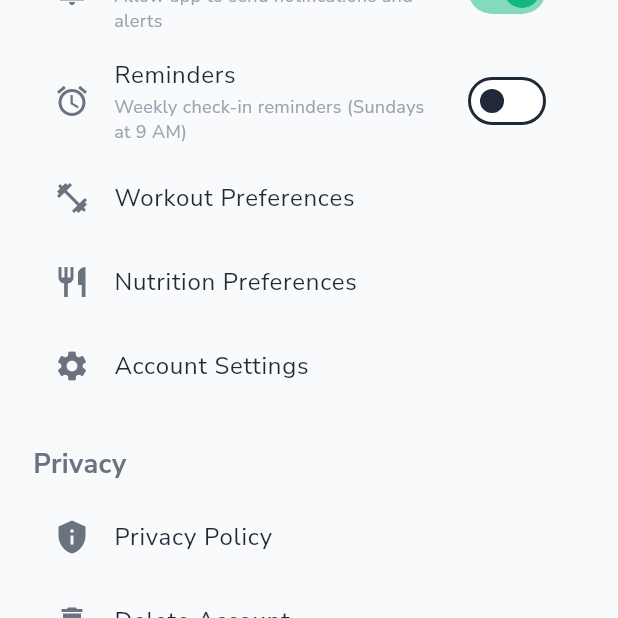
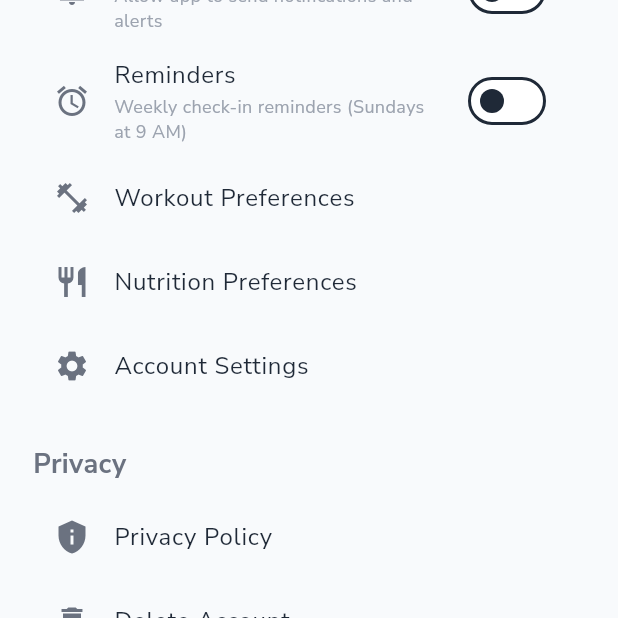
Before and after one commit to mahmoudal99/moctarnutrition, a Flutter app: the ProfileScreen screen opened directly, scrolled down 395 dp, after a tap on "Notifications", on a phone screen of 412 x 824 dp, the top half of it. Run offline on Flutter 3.47's test engine with Material 3 defaults, Android fonts, the phone set to English and light mode, and no system bars; our stand-ins replace cached_network_image, cloud_firestore, firebase_auth, firebase_core, firebase_storage, fl_chart and 14 more; missing offline and left inert: flutter_floating_bottom_bar; accounts and stored records are empty; project files that could hold a hidden picture were left out.

Commit message:
Fix toggles and logs

```diff
--- a/lib/core/constants/app_constants.dart
+++ b/lib/core/constants/app_constants.dart
@@ -1,5 +1,6 @@
 import 'package:flutter/material.dart';
 import 'package:google_fonts/google_fonts.dart';
+import 'package:logger/logger.dart';
 
 class AppConstants {
   // App Colors
@@ -147,3 +148,19 @@ class AppTextStyles {
     color: AppConstants.surfaceColor,
   );
 }
+
+/// Centralized logger configuration to fix ANSI escape codes
+class AppLogger {
+  static Logger get instance {
+    return Logger(
+      printer: PrettyPrinter(
+        methodCount: 0, // Number of method calls to be displayed
+        errorMethodCount: 8, // Number of method calls if stacktrace is provided
+        lineLength: 120, // Width of the output
+        colors: false, // Disable colors to avoid ANSI escape codes
+        printEmojis: true, // Print an emoji for each log message
+        printTime: true, // Should each log print contain a timestamp
+      ),
+    );
+  }
+}
--- a/lib/features/profile/presentation/widgets/notifications_toggle.dart
+++ b/lib/features/profile/presentation/widgets/notifications_toggle.dart
@@ -1,11 +1,9 @@
 import 'package:flutter/material.dart';
 import 'package:flutter/services.dart';
-import 'package:logger/logger.dart';
-import 'package:shared_preferences/shared_preferences.dart';
 import '../../../../core/constants/app_constants.dart';
 import '../../../../shared/services/notification_service.dart';
 
-/// A toggle widget for managing device notification permissions (device-local only)
+/// A toggle widget for managing device notification permissions
 class NotificationsToggle extends StatefulWidget {
   const NotificationsToggle({super.key});
 
@@ -13,104 +11,25 @@ class NotificationsToggle extends StatefulWidget {
   State<NotificationsToggle> createState() => _NotificationsToggleState();
 }
 
-class _NotificationsToggleState extends State<NotificationsToggle> with WidgetsBindingObserver {
-  static final Logger _logger = Logger();
-  static const String _notificationPrefKey = 'notifications_enabled';
+class _NotificationsToggleState extends State<NotificationsToggle> {
+  static final _logger = AppLogger.instance;
 
   bool _notificationsEnabled = false;
-  bool _isInitialized = false;
-  DateTime? _lastPermissionGrantTime;
+  bool _isLoading = false;
 
   @override
   void initState() {
     super.initState();
-    // Initialize notification service and load saved preference
-    _initializeNotificationState();
-    // Listen for app lifecycle changes
-    WidgetsBinding.instance.addObserver(this);
+    _checkCurrentPermissionStatus();
   }
 
-  @override
-  void dispose() {
-    WidgetsBinding.instance.removeObserver(this);
-    super.dispose();
-  }
-
-  @override
-  void didChangeAppLifecycleState(AppLifecycleState state) {
-    if (state == AppLifecycleState.resumed) {
-      _logger.d('App resumed, current toggle state: $_notificationsEnabled');
-
-      // Don't check permission status if we just granted permission recently
-      // This prevents the permission_handler delay from incorrectly setting toggle to false
-      if (_lastPermissionGrantTime != null) {
-        final timeSinceGrant = DateTime.now().difference(_lastPermissionGrantTime!);
-        if (timeSinceGrant.inSeconds < 5) {
-          _logger.d('Skipping permission check - recently granted permission ${timeSinceGrant.inSeconds}s ago');
-          return;
-        }
-      }
-
-      // Add a small delay to allow system to update permission status
-      Future.delayed(const Duration(milliseconds: 500), () {
-        if (mounted) {
-          _checkCurrentPermissionStatus();
-        }
-      });
-    }
-  }
-
-  /// Initialize notification service and load saved preference
-  Future<void> _initializeNotificationState() async {
-    await NotificationService.initialize();
-    await _loadSavedPreference();
-    if (mounted) {
-      setState(() => _isInitialized = true);
-    }
-  }
-
-  /// Load saved notification preference from SharedPreferences
-  Future<void> _loadSavedPreference() async {
-    try {
-      final prefs = await SharedPreferences.getInstance();
-      final savedValue = prefs.getBool(_notificationPrefKey);
-
-      if (savedValue != null) {
-        _logger.d('Loaded saved notification preference: $savedValue');
-        // Only update if we have a saved preference and it's different from current state
-        if (mounted && savedValue != _notificationsEnabled) {
-          setState(() => _notificationsEnabled = savedValue);
-        }
-      } else {
-        _logger.d('No saved notification preference found, defaulting to false');
-      }
-    } catch (e) {
-      _logger.e('Error loading notification preference: $e');
-    }
-  }
-
-  /// Save notification preference to SharedPreferences
-  Future<void> _savePreference(bool enabled) async {
-    try {
-      final prefs = await SharedPreferences.getInstance();
-      await prefs.setBool(_notificationPrefKey, enabled);
-      _logger.d('Saved notification preference: $enabled');
-    } catch (e) {
-      _logger.e('Error saving notification preference: $e');
-    }
-  }
-
-  /// Check current device notification permission status (only when user interacts)
+  /// Check current device notification permission status
   Future<void> _checkCurrentPermissionStatus() async {
     try {
+      await NotificationService.initialize();
       final isEnabled = await NotificationService.areNotificationsEnabled();
-      _logger.d('Permission check: isEnabled=$isEnabled, currentToggleState=$_notificationsEnabled');
-
-      if (mounted && isEnabled != _notificationsEnabled) {
-        _logger.d('Updating toggle state from $_notificationsEnabled to $isEnabled');
+      if (mounted) {
         setState(() => _notificationsEnabled = isEnabled);
-        // Save the new state
-        await _savePreference(isEnabled);
       }
     } catch (e) {
       _logger.e('Error checking notification permission status: $e');
@@ -131,101 +50,44 @@ class _NotificationsToggleState extends State<NotificationsToggle> with WidgetsB
           color: AppConstants.textTertiary,
         ),
       ),
-      trailing: _isInitialized
-          ? Switch(
-              value: _notificationsEnabled,
-              onChanged: _handleNotificationToggle,
-              activeColor: AppConstants.primaryColor,
-            )
-          : Switch(
-              value: false, // Show as off by default
-              onChanged: null, // Disabled until initialized
-              activeColor: AppConstants.primaryColor,
-            ),
-      onTap: _isInitialized ? () => _handleNotificationToggle(!_notificationsEnabled) : null,
+      trailing: Switch(
+        value: _notificationsEnabled,
+        onChanged: _isLoading ? null : _handleNotificationToggle,
+        activeColor: AppConstants.primaryColor,
+      ),
+      onTap: _isLoading ? null : () => _handleNotificationToggle(!_notificationsEnabled),
     );
   }
 
-  /// Handle the notification toggle change (device-local only)
+  /// Handle the notification toggle change
   Future<void> _handleNotificationToggle(bool enabled) async {
     HapticFeedback.lightImpact();
+
+    setState(() => _isLoading = true);
 
     try {
       if (enabled) {
         // User wants to enable notifications - request permission
-        await _enableNotifications();
+        final permissionResult = await NotificationService.requestNotificationPermission();
+
+        if (permissionResult.isGranted) {
+          setState(() => _notificationsEnabled = true);
+          await NotificationService.showTestNotification();
+        } else {
+          setState(() => _notificationsEnabled = false);
+        }
       } else {
         // User wants to disable notifications - cancel all notifications
-        await _disableNotifications();
+        await NotificationService.cancelAllNotifications();
+        setState(() => _notificationsEnabled = false);
       }
     } catch (e) {
       _logger.e('Error handling notification toggle: $e');
-      // Only refresh status if there was an error
-      await _checkCurrentPermissionStatus();
+      // Revert to previous state on error
+      setState(() => _notificationsEnabled = !enabled);
+    } finally {
+      setState(() => _isLoading = false);
     }
   }
 
-  /// Enable notifications by requesting permission
-  Future<void> _enableNotifications() async {
-    try {
-      _logger.d('Requesting notification permission...');
-
-      // Request notification permission
-      final permissionResult = await NotificationService.requestNotificationPermission();
-      _logger.d('Permission result: $permissionResult');
-
-      if (permissionResult.isGranted) {
-        // Permission granted - record the time and update local state
-        _lastPermissionGrantTime = DateTime.now();
-        _logger.d('Permission granted! Setting toggle to true');
-        if (mounted) {
-          setState(() => _notificationsEnabled = true);
-        }
-        // Save the preference
-        await _savePreference(true);
-        _logger.d('Toggle state after setting: $_notificationsEnabled');
-        await NotificationService.showTestNotification();
-      } else if (permissionResult.isPermanentlyDenied) {
-        // Permission permanently denied - open settings directly
-        _logger.d('Permission permanently denied');
-        await NotificationService.openNotificationSettings();
-        // Keep toggle off since permission was denied
-        if (mounted) {
-          setState(() => _notificationsEnabled = false);
-        }
-        await _savePreference(false);
-      } else {
-        // Permission denied - revert toggle to off
-        _logger.d('Notification permission denied');
-        if (mounted) {
-          setState(() => _notificationsEnabled = false);
-        }
-        await _savePreference(false);
-      }
-    } catch (e) {
-      _logger.e('Error enabling notifications: $e');
-      rethrow;
-    }
-  }
-
-  /// Disable notifications by cancelling all notifications
-  Future<void> _disableNotifications() async {
-    try {
-      _logger.d('Disabling notifications...');
-
-      // Cancel all pending notifications
-      await NotificationService.cancelAllNotifications();
-
-      // Clear the grant time and update local state
-      _lastPermissionGrantTime = null;
-      if (mounted) {
-        setState(() => _notificationsEnabled = false);
-      }
-      // Save the preference
-      await _savePreference(false);
-    } catch (e) {
-      _logger.e('Error disabling notifications: $e');
-      rethrow;
-    }
-  }
 }
--- a/lib/features/profile/presentation/widgets/reminders_toggle.dart
+++ b/lib/features/profile/presentation/widgets/reminders_toggle.dart
@@ -1,6 +1,5 @@
 import 'package:flutter/material.dart';
 import 'package:flutter/services.dart';
-import 'package:logger/logger.dart';
 import 'package:shared_preferences/shared_preferences.dart';
 import '../../../../core/constants/app_constants.dart';
 import '../../../../shared/services/notification_service.dart';
@@ -14,7 +13,7 @@ class RemindersToggle extends StatefulWidget {
 }
 
 class _RemindersToggleState extends State<RemindersToggle> {
-  static final Logger _logger = Logger();
+  static final _logger = AppLogger.instance;
   static const String _remindersPrefKey = 'reminders_enabled';
 
   bool _remindersEnabled = false;
@@ -42,7 +41,10 @@ class _RemindersToggleState extends State<RemindersToggle> {
     } catch (e) {
       _logger.e('Error loading reminders preference: $e');
       if (mounted) {
-        setState(() => _isInitialized = true);
+        setState(() {
+          _remindersEnabled = false;
+          _isInitialized = true;
+        });
       }
     }
   }
```
